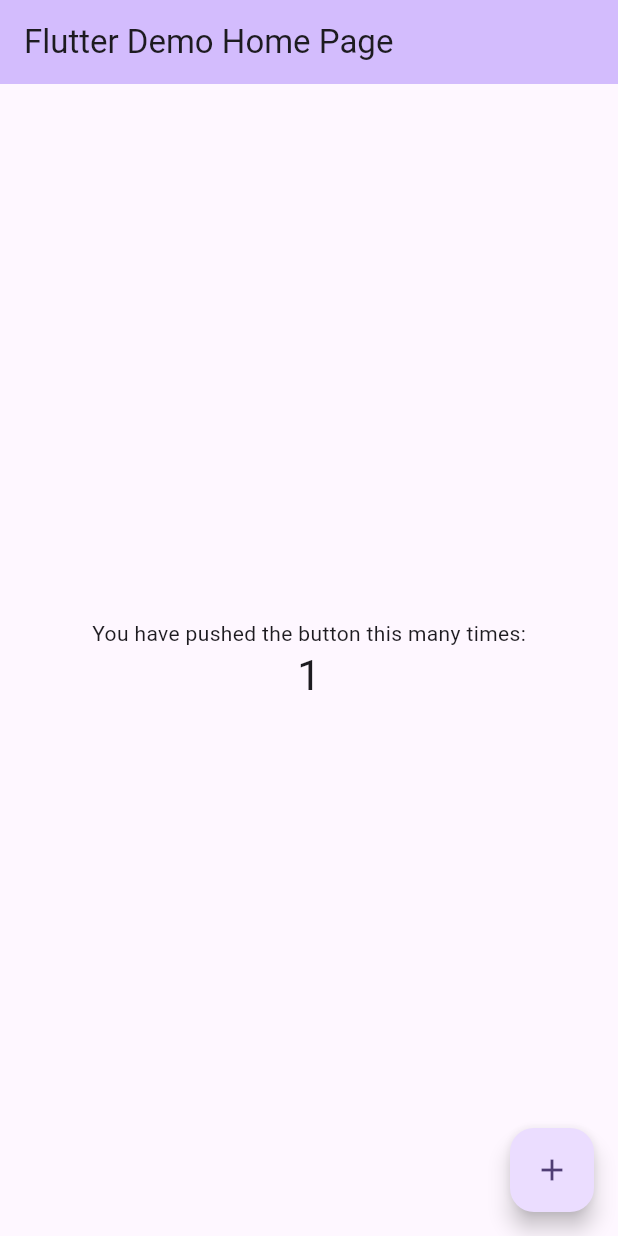
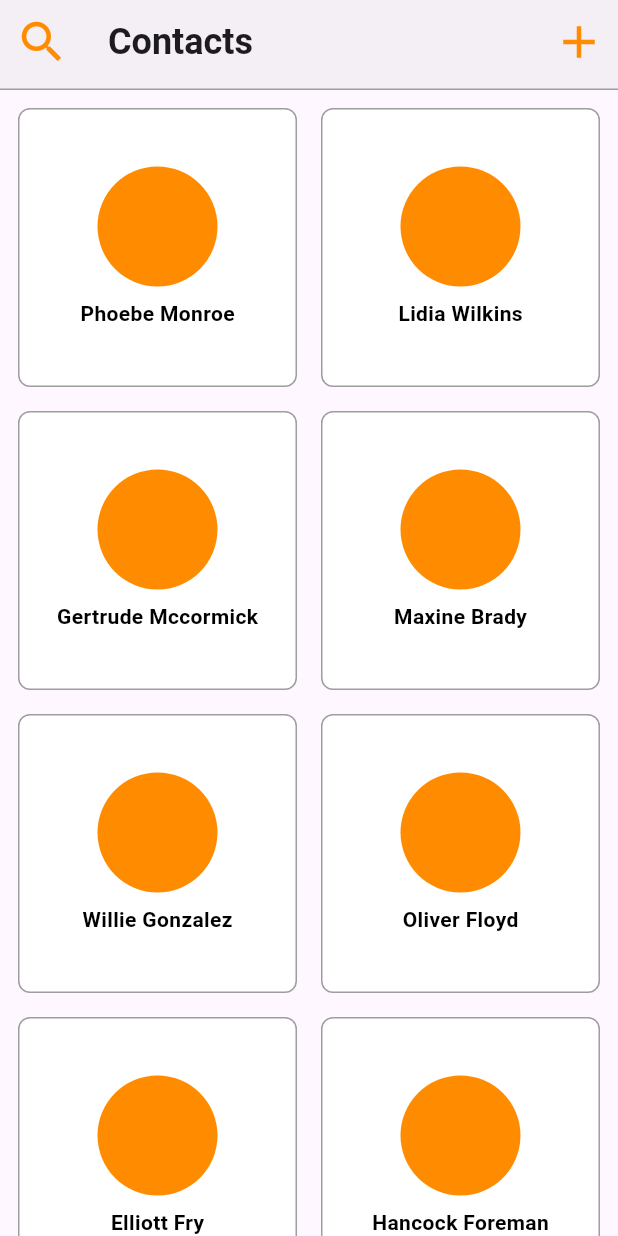
Before and after one commit to Chris-YiHong/trinity_wizards_Interview_app, a Flutter app: the screen it shows after launch, after a tap on the "add" icon, on a phone screen of 412 x 824 dp. Run offline on Flutter 3.47's test engine with Material 3 defaults, Android fonts, the light colour scheme and no system bars; our stand-ins replace equatable.

Commit message:
feat : final result

```diff
--- /dev/null
+++ b/lib/constants/app_color.dart
@@ -0,0 +1,5 @@
+import 'package:flutter/material.dart';
+
+class AppColors {
+  static const Color primaryColor = Color(0xFFff8c00);
+}
--- a/lib/main.dart
+++ b/lib/main.dart
@@ -1,4 +1,6 @@
 import 'package:flutter/material.dart';
+import 'package:trinity_wizards_interview_app/constants/app_color.dart';
+import 'package:trinity_wizards_interview_app/pages/user_list_page.dart';
 
 void main() {
   runApp(const MyApp());
@@ -12,58 +14,9 @@ class MyApp extends StatelessWidget {
     return MaterialApp(
       title: 'Flutter Demo',
       theme: ThemeData(
-        colorScheme: ColorScheme.fromSeed(seedColor: Colors.deepPurple),
-        useMaterial3: true,
+        primaryColor: AppColors.primaryColor,
       ),
-      home: const MyHomePage(title: 'Flutter Demo Home Page'),
+      home: UserListPage(),
     );
   }
 }
-
-class MyHomePage extends StatefulWidget {
-  const MyHomePage({super.key, required this.title});
-
-  final String title;
-
-  @override
-  State<MyHomePage> createState() => _MyHomePageState();
-}
-
-class _MyHomePageState extends State<MyHomePage> {
-  int _counter = 0;
-
-  void _incrementCounter() {
-    setState(() {
-      _counter++;
-    });
-  }
-
-  @override
-  Widget build(BuildContext context) {
-    return Scaffold(
-      appBar: AppBar(
-        backgroundColor: Theme.of(context).colorScheme.inversePrimary,
-        title: Text(widget.title),
-      ),
-      body: Center(
-        child: Column(
-          mainAxisAlignment: MainAxisAlignment.center,
-          children: <Widget>[
-            const Text(
-              'You have pushed the button this many times:',
-            ),
-            Text(
-              '$_counter',
-              style: Theme.of(context).textTheme.headlineMedium,
-            ),
-          ],
-        ),
-      ),
-      floatingActionButton: FloatingActionButton(
-        onPressed: _incrementCounter,
-        tooltip: 'Increment',
-        child: const Icon(Icons.add),
-      ),
-    );
-  }
-}
--- /dev/null
+++ b/lib/models/user.dart
@@ -0,0 +1,74 @@
+import 'dart:convert';
+
+import 'package:equatable/equatable.dart';
+
+class User extends Equatable {
+  final String id;
+  final String firstName;
+  final String lastName;
+  final String email;
+  final String dob;
+  User({
+    required this.id,
+    required this.firstName,
+    required this.lastName,
+    required this.email,
+    required this.dob,
+  });
+
+  User copyWith({
+    String? id,
+    String? firstName,
+    String? lastName,
+    String? email,
+    String? dob,
+  }) {
+    return User(
+      id: id ?? this.id,
+      firstName: firstName ?? this.firstName,
+      lastName: lastName ?? this.lastName,
+      email: email ?? this.email,
+      dob: dob ?? this.dob,
+    );
+  }
+
+  Map<String, dynamic> toMap() {
+    return {
+      'id': id,
+      'firstName': firstName,
+      'lastName': lastName,
+      'email': email,
+      'dob': dob,
+    };
+  }
+
+  factory User.fromMap(Map<String, dynamic> map) {
+    return User(
+      id: map['id'] ?? '',
+      firstName: map['firstName'] ?? '',
+      lastName: map['lastName'] ?? '',
+      email: map['email'] ?? '',
+      dob: map['dob'] ?? '',
+    );
+  }
+
+  String toJson() => json.encode(toMap());
+
+  factory User.fromJson(String source) => User.fromMap(json.decode(source));
+
+  @override
+  String toString() {
+    return 'User(id: $id, firstName: $firstName, lastName: $lastName, email: $email, dob: $dob)';
+  }
+
+  @override
+  List<Object> get props {
+    return [
+      id,
+      firstName,
+      lastName,
+      email,
+      dob,
+    ];
+  }
+}
--- /dev/null
+++ b/lib/pages/user_list_page.dart
@@ -0,0 +1,136 @@
+import 'package:flutter/material.dart';
+import 'package:trinity_wizards_interview_app/constants/app_color.dart';
+import 'package:trinity_wizards_interview_app/models/user.dart';
+import 'package:trinity_wizards_interview_app/pages/user_details_page.dart';
+import 'package:trinity_wizards_interview_app/repositories/fetch_user.dart';
+
+class UserListPage extends StatefulWidget {
+  const UserListPage({super.key});
+
+  @override
+  State<UserListPage> createState() => _UserListPageState();
+}
+
+class _UserListPageState extends State<UserListPage> {
+  List<User> users = [];
+  String error = '';
+  bool loading = false;
+
+  @override
+  void initState() {
+    super.initState();
+    _fetchUsers();
+  }
+
+  void _fetchUsers() async {
+    try {
+      setState(() => loading = true);
+      users = await fetchUsers();
+      error = '';
+    } catch (e) {
+      error = e.toString();
+    } finally {
+      setState(() => loading = false);
+    }
+  }
+
+  @override
+  Widget build(BuildContext context) {
+    return Scaffold(
+      appBar: AppBar(
+        backgroundColor: Colors.grey.withOpacity(0.1),
+        title: const Text(
+          'Contacts',
+          style: TextStyle(fontSize: 24, fontWeight: FontWeight.bold),
+        ),
+        leading: IconButton(
+          icon: const Icon(
+            Icons.search,
+            color: AppColors.primaryColor,
+            size: 36,
+          ),
+          onPressed: () {
+            //TODO: For now no actions
+          },
+        ),
+        actions: [
+          IconButton(
+            icon: const Icon(
+              Icons.add,
+              color: AppColors.primaryColor,
+              size: 36,
+            ),
+            onPressed: () {},
+          ),
+        ],
+        bottom: const PreferredSize(
+          preferredSize: Size.fromHeight(4.0),
+          child: Divider(
+            height: 1.0,
+            color: Colors.grey,
+          ),
+        ),
+      ),
+      body: GridView.builder(
+        padding: const EdgeInsets.all(12),
+        gridDelegate: const SliverGridDelegateWithFixedCrossAxisCount(
+          crossAxisCount: 2,
+          crossAxisSpacing: 16.0,
+          mainAxisSpacing: 16.0,
+        ),
+        itemCount: users.length,
+        itemBuilder: (context, index) {
+          final user = users[index];
+          return GridUser(
+            user: user,
+          );
+        },
+      ),
+    );
+  }
+}
+
+class GridUser extends StatelessWidget {
+  final User user;
+
+  GridUser({required this.user});
+
+  @override
+  Widget build(BuildContext context) {
+    return GestureDetector(
+      onTap: () => Navigator.of(context).push(
+        MaterialPageRoute(
+          builder: (context) => UserDetailsPage(user: user),
+        ),
+      ),
+      child: Container(
+        decoration: BoxDecoration(
+          color: Colors.white,
+          borderRadius: BorderRadius.circular(8.0),
+          border: Border.all(
+            color: Colors.grey,
+            width: 1.0,
+          ),
+        ),
+        padding: const EdgeInsets.all(8.0),
+        child: Column(
+          mainAxisAlignment: MainAxisAlignment.center,
+          children: [
+            const CircleAvatar(
+              radius: 40.0,
+              backgroundColor: AppColors.primaryColor,
+            ),
+            const SizedBox(height: 8.0),
+            Text(
+              '${user.firstName} ${user.lastName}',
+              style: const TextStyle(
+                color: Colors.black,
+                fontWeight: FontWeight.bold,
+              ),
+            ),
+          ],
+        ),
+      ),
+    );
+  }
+}
--- /dev/null
+++ b/lib/repositories/fetch_user.dart
@@ -0,0 +1,19 @@
+import 'dart:convert';
+
+import 'package:flutter/services.dart';
+import 'package:trinity_wizards_interview_app/models/user.dart';
+
+Future<List<User>> fetchUsers() async {
+  try {
+    String jsonString = await rootBundle.loadString('assets/data.json');
+
+    List<dynamic> jsonData = jsonDecode(jsonString);
+
+    List<User> users = jsonData.map((json) => User.fromMap(json)).toList();
+
+    return users;
+  } catch (e) {
+    print('Error fetching users: $e');
+    rethrow;
+  }
+}
--- a/pubspec.yaml
+++ b/pubspec.yaml
@@ -35,6 +35,7 @@ dependencies:
   # The following adds the Cupertino Icons font to your application.
   # Use with the CupertinoIcons class for iOS style icons.
   cupertino_icons: ^1.0.2
+  equatable: ^2.0.5
 
 dev_dependencies:
   flutter_test:
@@ -59,8 +60,8 @@ flutter:
   uses-material-design: true
 
   # To add assets to your application, add an assets section, like this:
-  # assets:
-  #   - images/a_dot_burr.jpeg
+  assets:
+    - assets/data.json
   #   - images/a_dot_ham.jpeg
 
   # An image asset can refer to one or more resolution-specific "variants", see
```
Also changed, not shown: assets/data.json (added, +136 -0 lines), lib/pages/user_details_page.dart (added, +220 -0 lines), pubspec.lock.
